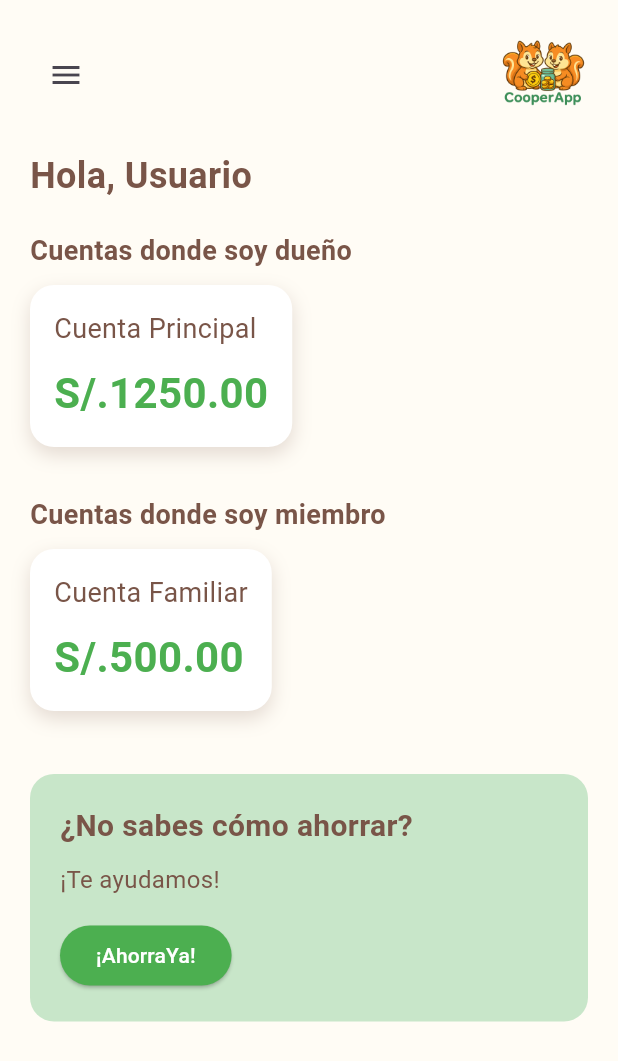
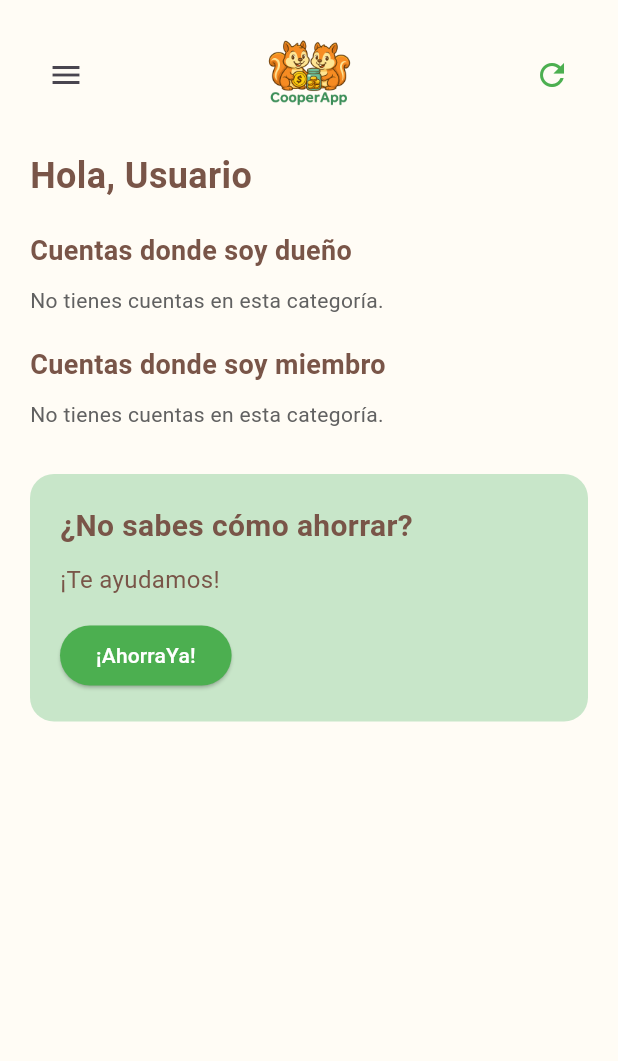
Before and after one commit to JesusCondor16/TallerMovilG2-Front, a Flutter app: the HomePage screen opened by its route, on a phone screen of 412 x 824 dp. Shown: the top 1061 px of the screen. Run offline on Flutter 3.47's test engine with Material 3 defaults, Android fonts, the phone set to English and light mode, and no system bars; our stand-ins replace lucide_icons, shared_preferences; accounts and stored records are empty.

Commit message:
arreglando main

```diff
--- a/lib/models/account_model.dart
+++ b/lib/models/account_model.dart
@@ -1,13 +1,36 @@
 class AccountModel {
-  final String id;
-  final String name;
-  final double balance;
-  final bool isOwner;
+  final String nombreCuenta;
+  final String tipo;
+  final String estado;
+  final String moneda;
+  final double saldo;
+  final String descripcion;
+  final String creadorNombre;
+  final String creadorUid;
+  final DateTime fechaCreacion;
 
   AccountModel({
-    required this.id,
-    required this.name,
-    required this.balance,
-    required this.isOwner,
+    required this.nombreCuenta,
+    required this.tipo,
+    required this.estado,
+    required this.moneda,
+    required this.saldo,
+    required this.descripcion,
+    required this.creadorNombre,
+    required this.creadorUid,
+    required this.fechaCreacion,
   });
+  factory AccountModel.fromJson(Map<String, dynamic> json) {
+    return AccountModel(
+      nombreCuenta: json['nombreCuenta'] ?? '',
+      tipo: json['tipo'] ?? '',
+      estado: json['estado'] ?? '',
+      moneda: json['moneda'] ?? '',
+      saldo: (json['saldo'] as num).toDouble(),
+      descripcion: json['descripcion'] ?? '',
+      creadorNombre: json['creadorNombre'] ?? '',
+      creadorUid: json['creadorUid'] ?? '',
+      fechaCreacion: DateTime.parse(json['fechaCreacion']),
+    );
+  }
 }
--- a/lib/viewmodels/home_view_model.dart
+++ b/lib/viewmodels/home_view_model.dart
@@ -1,24 +1,31 @@
 import 'package:flutter/material.dart';
 import '../models/account_model.dart';
+import '../services/account_service.dart';
 
 class HomeViewModel extends ChangeNotifier {
-  List<AccountModel> allAccounts = [];
+  final AccountService _accountService = AccountService();
+
+  List<AccountModel> ownerAccounts = [];
+  List<AccountModel> memberAccounts = [];
+
+  bool isLoading = true;
 
   HomeViewModel() {
-    loadAccounts(); // Simula la carga (puedes integrarlo con Firebase)
+    loadAccounts();
   }
 
-  void loadAccounts() {
-    allAccounts = [
-      AccountModel(id: '1', name: 'Cuenta Principal', balance: 1250.0, isOwner: true),
-      AccountModel(id: '2', name: 'Cuenta Familiar', balance: 500.0, isOwner: false),
-    ];
+  Future<void> loadAccounts() async {
+    isLoading = true;
+    notifyListeners();
+
+    try {
+      ownerAccounts = await _accountService.getAccountsWhereOwner();
+      memberAccounts = await _accountService.getAccountsWhereMember();
+    } catch (e) {
+      print('Error al cargar cuentas: $e');
+    }
+
+    isLoading = false;
     notifyListeners();
   }
-
-  List<AccountModel> get ownerAccounts =>
-      allAccounts.where((acc) => acc.isOwner).toList();
-
-  List<AccountModel> get memberAccounts =>
-      allAccounts.where((acc) => !acc.isOwner).toList();
 }
--- a/lib/views/home_page.dart
+++ b/lib/views/home_page.dart
@@ -21,6 +21,12 @@ class HomePage extends StatelessWidget {
             padding: const EdgeInsets.all(20),
             child: Consumer<HomeViewModel>(
               builder: (context, viewModel, _) {
+                if (viewModel.isLoading) {
+                  return const Center(
+                    child: CircularProgressIndicator(color: Colors.green),
+                  );
+                }
+
                 return SingleChildScrollView(
                   child: Column(
                     crossAxisAlignment: CrossAxisAlignment.start,
@@ -76,21 +82,37 @@ class HomePage extends StatelessWidget {
           'assets/images/ardillas.png',
           height: 60,
         ),
+        IconButton(
+          icon: const Icon(Icons.refresh, color: Colors.green),
+          onPressed: () {
+            Provider.of<HomeViewModel>(context, listen: false).loadAccounts();
+          },
+        ),
       ],
     );
   }
 
-  Widget _buildSection(String title, List<AccountModel> accounts, BuildContext context, {required bool isOwner}) {
+  Widget _buildSection(
+      String title, List<AccountModel> accounts, BuildContext context,
+      {required bool isOwner}) {
     return Column(
       crossAxisAlignment: CrossAxisAlignment.start,
       children: [
-        Text(title,
+        Text(
+          title,
           style: const TextStyle(
             fontSize: 18,
             fontWeight: FontWeight.bold,
             color: Colors.brown,
-            )),
+          ),
+        ),
         const SizedBox(height: 10),
+        if (accounts.isEmpty)
+          Text(
+            'No tienes cuentas en esta categoría.',
+            style: TextStyle(color: Colors.grey.shade700),
+          )
+        else
           ...accounts.map((acc) => GestureDetector(
             onTap: () {
               Navigator.pushNamed(
@@ -117,17 +139,28 @@ class HomePage extends StatelessWidget {
                 crossAxisAlignment: CrossAxisAlignment.start,
                 children: [
                   Text(
-                  acc.name,
-                  style: const TextStyle(fontSize: 18, color: Colors.brown),
+                    acc.nombreCuenta,
+                    style:
+                    const TextStyle(fontSize: 18, color: Colors.brown),
                   ),
                   const SizedBox(height: 10),
                   Text(
-                  'S/.${acc.balance.toStringAsFixed(2)}',
+                    '${acc.moneda} ${acc.saldo.toStringAsFixed(2)}',
                     style: const TextStyle(
                       fontSize: 28,
                       fontWeight: FontWeight.bold,
                       color: Colors.green,
                     ),
+                  ),
+                  const SizedBox(height: 5),
+                  Text(
+                    'Estado: ${acc.estado}',
+                    style: TextStyle(color: Colors.grey.shade600),
+                  ),
+                  const SizedBox(height: 5),
+                  Text(
+                    'Tipo: ${acc.tipo}',
+                    style: TextStyle(color: Colors.grey.shade600),
                   ),
                 ],
               ),
```
Also changed, not shown: lib/services/account_service.dart (+42 -12 lines), lib/viewmodels/create_account_view_model.dart (+52 -13 lines), lib/views/cuenta_dueno_page.dart (+24 -7 lines), lib/views/cuenta_miembro_page.dart (+15 -3 lines), 1 other file. Lines whose indentation alone changed are shown as unchanged.
